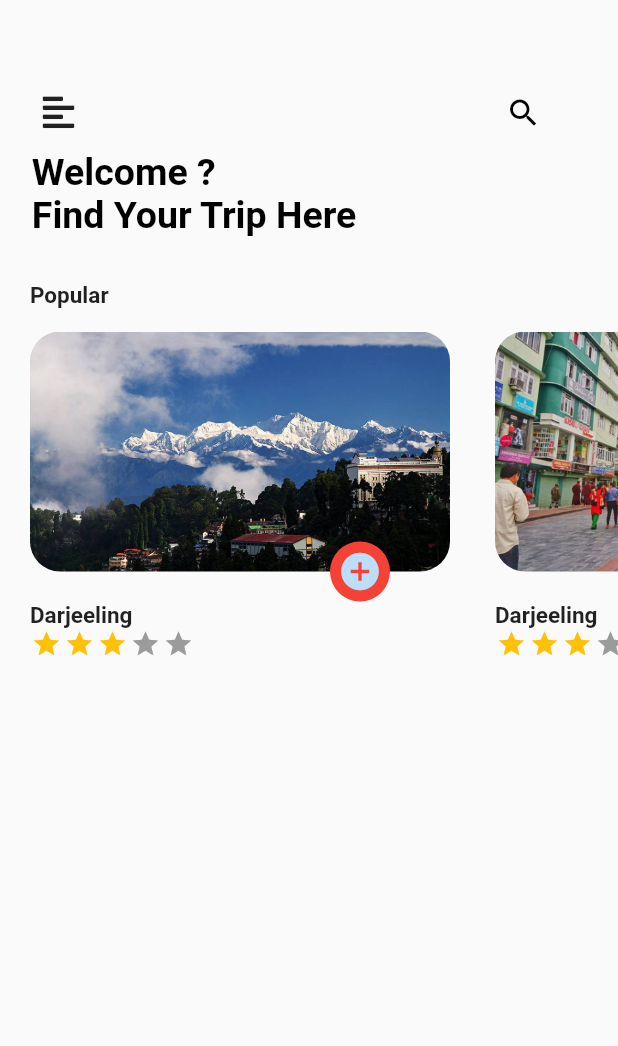
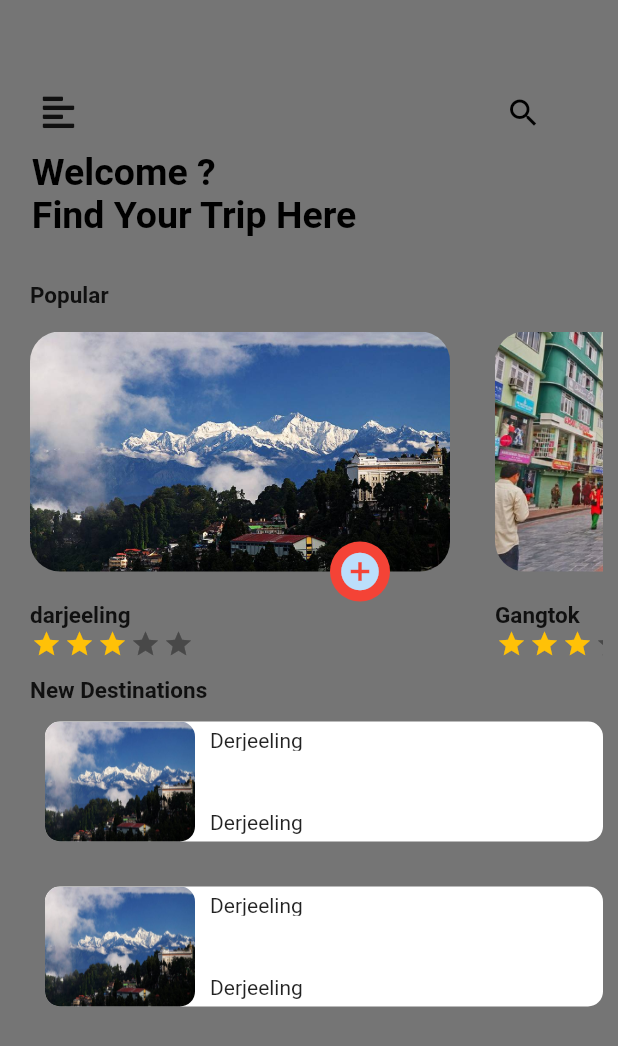
Before and after one commit to HasanMasrur/TourismApp, a Flutter app: the screen it shows after launch, on a phone screen of 412 x 824 dp. Shown: the top 1046 px of the screen. Run offline on Flutter 3.47's test engine with Material 2 defaults, Android fonts, the phone set to English and light mode, and no system bars; drawn by our look-alikes of flutter_rating_bar; our stand-ins replace font_awesome_flutter.

Commit message:
added destinations folder

```diff
--- /dev/null
+++ b/lib/destinations_box.dart
@@ -0,0 +1,53 @@
+import 'package:flutter/material.dart';
+
+class DestinationsBox extends StatefulWidget {
+  @override
+  State<StatefulWidget> createState() {
+    return _DestinationsBox();
+  }
+}
+
+class _DestinationsBox extends State<DestinationsBox> {
+  @override
+  Widget build(BuildContext context) {
+    return Container(
+      margin: EdgeInsets.all(10),
+      decoration: BoxDecoration(
+          color: Colors.white,
+          borderRadius: BorderRadius.all(Radius.circular(10))),
+      child: Row(
+        children: [
+          Container(
+            width: 100,
+            height: 80,
+            decoration: BoxDecoration(
+                borderRadius: BorderRadius.all(Radius.circular(10)),
+                image: DecorationImage(
+                    image: AssetImage('assets/darjeeling.jpg'),
+                    fit: BoxFit.fill)),
+          ),
+          SizedBox(
+            width: 10,
+          ),
+          Container(
+            child: Column(
+              children: [
+                Container(
+                  height: 15,
+                  alignment: Alignment.topLeft,
+                  child: Text('Derjeeling'),
+                ),
+                SizedBox(
+                  height: 40,
+                ),
+                Container(
+                  child: Text('Derjeeling'),
+                )
+              ],
+            ),
+          )
+        ],
+      ),
+    );
+  }
+}
--- a/lib/homepage.dart
+++ b/lib/homepage.dart
@@ -1,5 +1,6 @@
 import 'dart:ui';
 
+import 'package:TourismApp/destinations_box.dart';
 import 'package:TourismApp/popular_box.dart';
 import 'package:flutter/material.dart';
 import 'package:flutter_rating_bar/flutter_rating_bar.dart';
@@ -19,9 +20,11 @@ class _HomePage extends State<HomePage> {
   Widget build(BuildContext context) {
     Size size = MediaQuery.of(context).size;
     return Scaffold(
+      backgroundColor: Colors.black54,
       key: _globalKey,
       drawer: Drawer(),
-      body: Column(
+      body: SingleChildScrollView(
+        child: Column(
           // crossAxisAlignment: CrossAxisAlignment.start,
           mainAxisAlignment: MainAxisAlignment.start,
           children: [
@@ -79,7 +82,8 @@ class _HomePage extends State<HomePage> {
               height: 15,
             ),
             Container(
-            height: 250,
+              height: 230,
+              margin: EdgeInsets.only(right: 10),
               child: ListView(
                 scrollDirection: Axis.horizontal,
                 children: [
@@ -93,12 +97,36 @@ class _HomePage extends State<HomePage> {
                   PopularBox(
                     image: AssetImage('assets/Sikkim.png'),
                     placename: "Gangtok",
+                  ),
+                ],
+              ),
+            ),
+            Container(
+              height: 20,
+              margin: EdgeInsets.only(left: 20),
+              alignment: Alignment.topLeft,
+              child: Text(
+                'New Destinations',
+                style: TextStyle(fontSize: 15, fontWeight: FontWeight.bold),
+              ),
+            ),
+            Container(
+              height: 210,
+              margin: EdgeInsets.only(left: 20),
+              child: ListView(
+                scrollDirection: Axis.vertical,
+                children: [
+                  DestinationsBox(),
+                  SizedBox(
+                    height: 10,
+                  ),
+                  DestinationsBox(),
+                ],
+              ),
             )
           ],
         ),
       ),
-        ],
-      ),
     );
   }
 }
--- a/lib/popular_box.dart
+++ b/lib/popular_box.dart
@@ -59,7 +59,7 @@ class PopularBox extends StatelessWidget {
               alignment: Alignment.topLeft,
               margin: EdgeInsets.only(left: 20),
               child: Text(
-                'Darjeeling',
+                placename,
                 style: TextStyle(fontWeight: FontWeight.bold, fontSize: 15),
               ),
             ),
```
Lines whose indentation alone changed are shown as unchanged.
